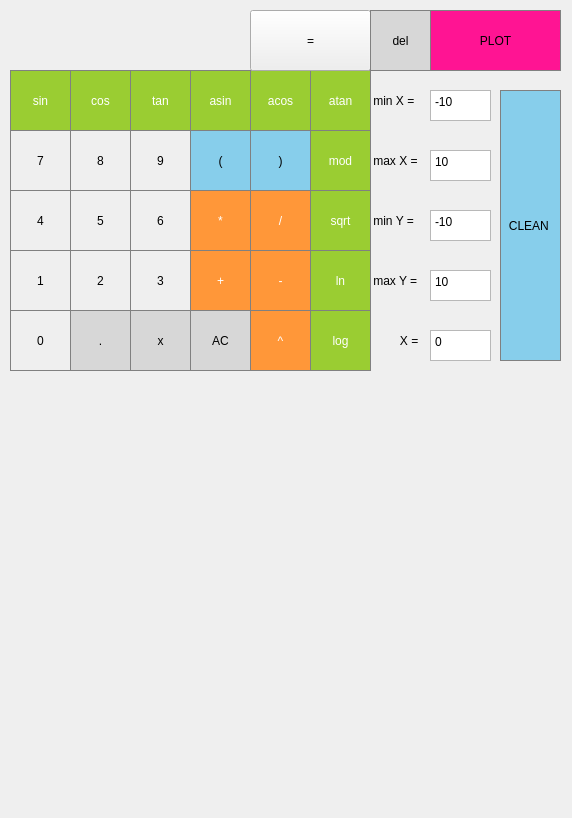
Qt form qt_smart_calc/mainwindow.ui (polly-radioactive/Calculator) before a commit.
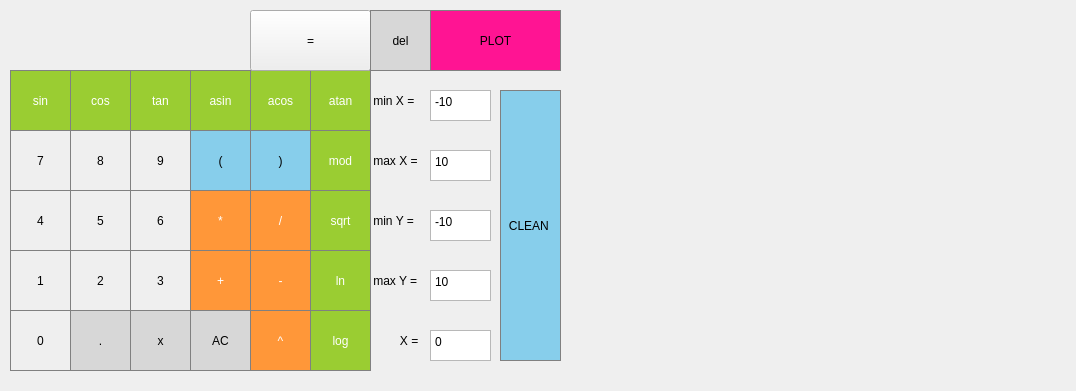
The same form after that commit. Custom widgets are drawn as their Qt base class.

The edit to the form file:
```diff
--- a/qt_smart_calc/mainwindow.ui
+++ b/qt_smart_calc/mainwindow.ui
@@ -6,8 +6,8 @@
    <rect>
     <x>0</x>
     <y>0</y>
-    <width>572</width>
-    <height>818</height>
+    <width>1076</width>
+    <height>391</height>
    </rect>
   </property>
   <property name="windowTitle">
@@ -961,10 +961,10 @@
    <widget class="QCustomPlot" name="widget" native="true">
     <property name="geometry">
      <rect>
-      <x>10</x>
-      <y>390</y>
-      <width>551</width>
-      <height>411</height>
+      <x>570</x>
+      <y>10</y>
+      <width>491</width>
+      <height>351</height>
      </rect>
     </property>
    </widget>
```
